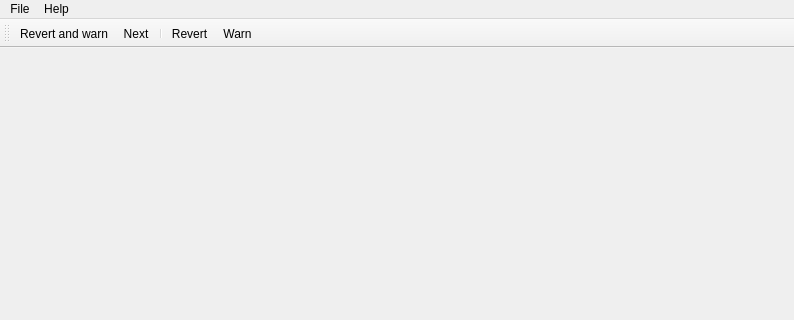
Before: the Qt Designer form huggleQT/huggle/mainwindow.ui in huggle/huggle, drawn with Qt 5; both pictures show x 0 to 794 and y 0 to 320 of the 794 by 482 pixel window.
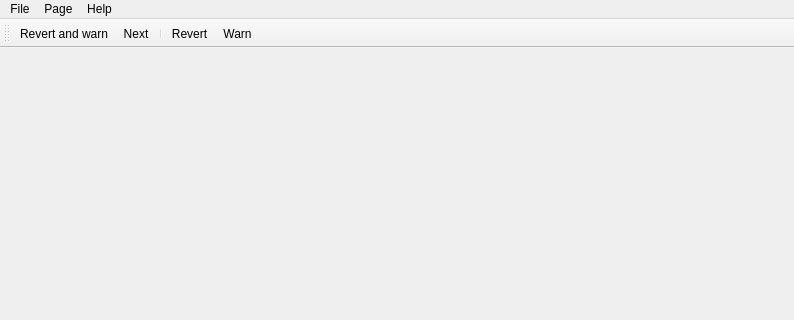
After: the same form once the commit is applied. Icons and pictures are not drawn.

Diff of the .ui file:
```diff
--- a/huggleQT/huggle/mainwindow.ui
+++ b/huggleQT/huggle/mainwindow.ui
@@ -67,7 +67,18 @@
     <addaction name="separator"/>
     <addaction name="actionAbout"/>
    </widget>
+   <widget class="QMenu" name="menuPage">
+    <property name="title">
+     <string>Page</string>
+    </property>
+    <addaction name="actionNext_2"/>
+    <addaction name="separator"/>
+    <addaction name="actionRevert_currently_displayed_edit"/>
+    <addaction name="actionRevert_currently_displayed_edit_and_warn_the_user"/>
+    <addaction name="actionWarn_the_user"/>
+   </widget>
    <addaction name="menuFile"/>
+   <addaction name="menuPage"/>
    <addaction name="menuHelp"/>
   </widget>
   <widget class="QToolBar" name="mainToolBar">
```
Left out of the diff: 20 changed lines with no effect on the pictures.
